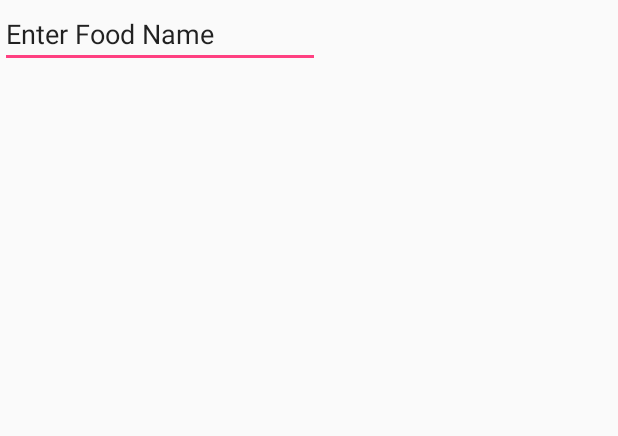
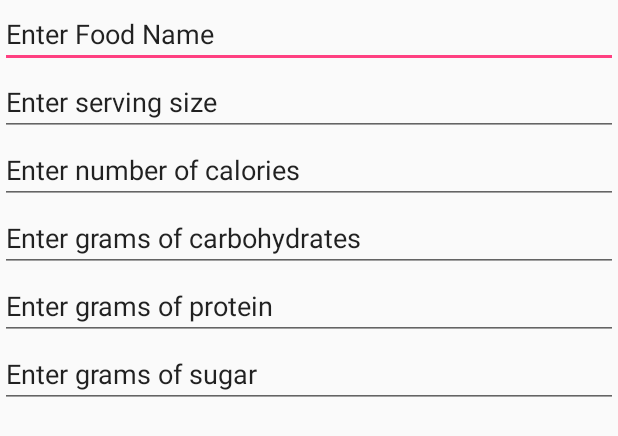
Before and after one commit to mdouglas86/LifestyleTracker, an Android app: the layout activity_diet.xml on its own in the app's theme, with its tools: preview values and no code run, on a phone screen of 412 x 824 dp. Shown: the top 436 px of the screen. Run offline under Robolectric (Android 15) with nearby library versions, the phone set to English and light mode, and no system bars.

Commit message:
Diet Page

```diff
--- a/LifestyleTracker/Project/LifestyleTracker/app/src/main/res/layout/activity_diet.xml
+++ b/LifestyleTracker/Project/LifestyleTracker/app/src/main/res/layout/activity_diet.xml
@@ -1,5 +1,5 @@
 <?xml version="1.0" encoding="utf-8"?>
-<LinearLayout xmlns:android="http://schemas.android.com/apk/res/android"
+<TableLayout xmlns:android="http://schemas.android.com/apk/res/android"
     xmlns:app="http://schemas.android.com/apk/res-auto"
     xmlns:tools="http://schemas.android.com/tools"
     android:layout_width="match_parent"
@@ -7,7 +7,7 @@
     tools:context="practicum.otterbein.lifestyletracker.DietActivity">
 
     <EditText
-        android:id="@+id/editText2"
+        android:id="@+id/foodItem"
         android:layout_width="wrap_content"
         android:layout_height="wrap_content"
         android:ems="10"
@@ -17,4 +17,57 @@
         tools:layout_editor_absoluteY="73dp" />
 
 
-</LinearLayout>
+    <EditText
+        android:id="@+id/servingSizeTxt"
+        android:layout_width="wrap_content"
+        android:layout_height="wrap_content"
+        android:text="@string/servingSize"
+        android:inputType="textPersonName"
+        tools:ignore="TextFields" />
+
+    <EditText
+        android:id="@+id/calories"
+        android:layout_width="wrap_content"
+        android:layout_height="wrap_content"
+        android:ems="10"
+        android:inputType="textPersonName"
+        android:text="@string/calories"
+        tools:layout_editor_absoluteX="16dp"
+        tools:layout_editor_absoluteY="73dp" />
+
+    <EditText
+        android:id="@+id/carbs"
+        android:layout_width="wrap_content"
+        android:layout_height="wrap_content"
+        android:ems="10"
+        android:inputType="textPersonName"
+        android:text="@string/carbs"
+        tools:layout_editor_absoluteX="16dp"
+        tools:layout_editor_absoluteY="73dp" />
+
+    <EditText
+        android:id="@+id/protein"
+        android:layout_width="wrap_content"
+        android:layout_height="wrap_content"
+        android:ems="10"
+        android:inputType="textPersonName"
+        android:text="@string/protein"
+        tools:layout_editor_absoluteX="16dp"
+        tools:layout_editor_absoluteY="73dp" />
+
+    <EditText
+    android:id="@+id/sugar"
+    android:layout_width="wrap_content"
+    android:layout_height="wrap_content"
+    android:ems="10"
+    android:inputType="textPersonName"
+    android:text="@string/sugar"
+    tools:layout_editor_absoluteX="16dp"
+    tools:layout_editor_absoluteY="73dp" />
+
+
+
+
+
+
+</TableLayout>
--- a/LifestyleTracker/Project/LifestyleTracker/app/src/main/res/values/strings.xml
+++ b/LifestyleTracker/Project/LifestyleTracker/app/src/main/res/values/strings.xml
@@ -39,6 +39,11 @@
     <string name="dietTitleBar">"Diet"</string>
     <string name="title_activity_diet">Diet</string>
     <string name="foodName">"Enter Food Name"</string>
+    <string name="calories">"Enter number of calories"</string>
+    <string name="carbs">"Enter grams of carbohydrates"</string>
+    <string name="protein">"Enter grams of protein"</string>
+    <string name="sugar">"Enter grams of sugar"</string>
+    <string name="servingSize">"Enter serving size"</string>
 
     <string name="navigation_drawer_open">Open navigation drawer</string>
     <string name="navigation_drawer_close">Close navigation drawer</string>
@@ -47,4 +52,6 @@
     <string name="hello_blank_fragment">Hello blank fragment</string>
     <string name="title_activity_action_bar">ActionBar</string>
 
+
+
 </resources>
```
